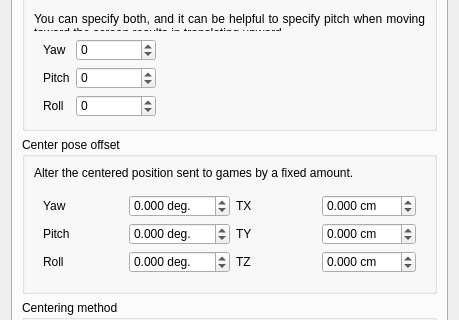
Above: gui/options-dialog.ui from opentrack/opentrack before the change; both pictures show x 0 to 459 and y 169 to 489 of the 459 by 616 pixel window. Below: the same form after it.
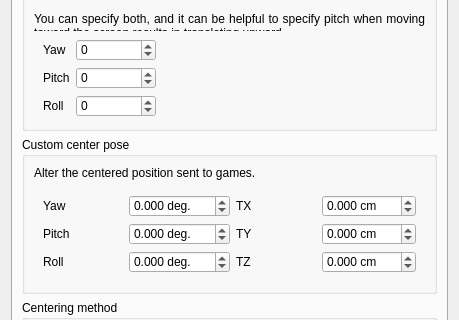
That is the form after the change. The open tabs and pages were chosen to show the change. Icons and pictures are not drawn. Custom widgets are drawn as their Qt base class.

Commit message: gui/options: reword

```diff
--- a/gui/options-dialog.ui
+++ b/gui/options-dialog.ui
@@ -499,13 +499,13 @@
        <item>
         <widget class="QGroupBox" name="groupBox_6">
          <property name="title">
-          <string>Center pose offset</string>
+          <string>Custom center pose</string>
          </property>
          <layout class="QVBoxLayout" name="verticalLayout_6">
           <item>
            <widget class="QLabel" name="label_22">
             <property name="text">
-             <string>Alter the centered position sent to games by a fixed amount.</string>
+             <string>Alter the centered position sent to games.</string>
             </property>
             <property name="wordWrap">
              <bool>true</bool>
```
